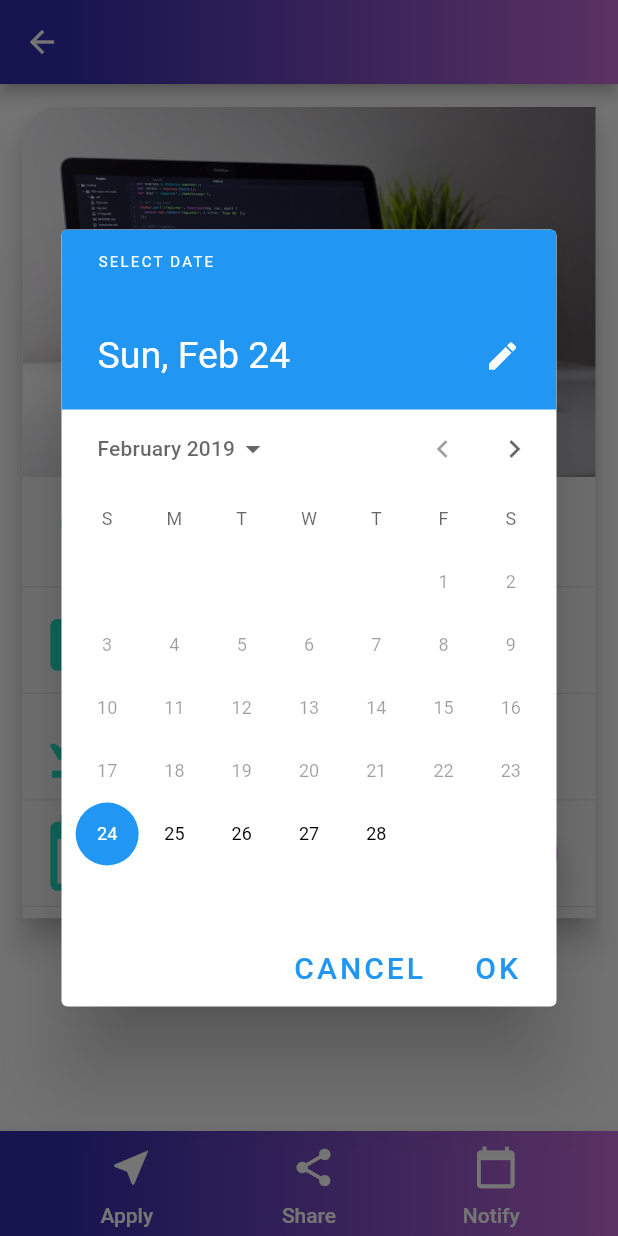
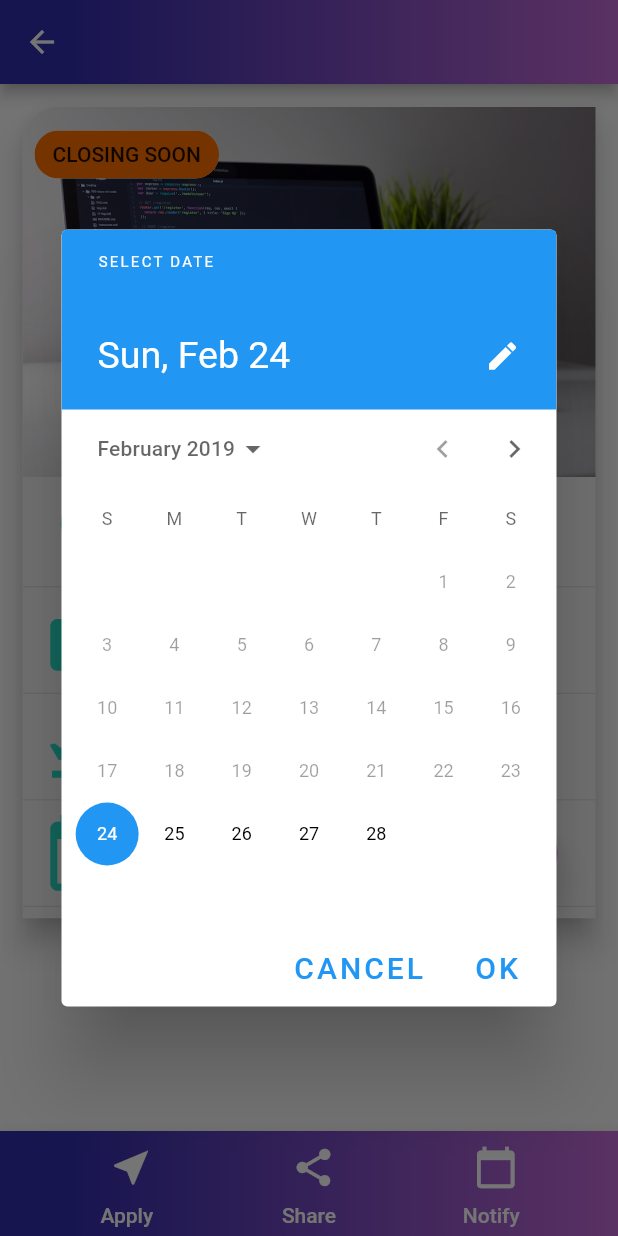
Before and after one commit to cbeardsmore/internStack, a Flutter app: the CompanyWidget screen opened directly with empty values, after a tap on "Add", on a phone screen of 412 x 824 dp. Run offline on Flutter 3.47's test engine with Material 2 defaults, Android fonts, the phone set to English and light mode, and no system bars; drawn by our look-alikes of cached_network_image; our stand-ins replace cloud_firestore, share; accounts and stored records are empty; network calls fail.

Commit message:
STATUS chip shown on company page

```diff
--- a/lib/company_widget.dart
+++ b/lib/company_widget.dart
@@ -5,6 +5,7 @@ import 'widgets/gradient_app_bar.dart';
 import 'widgets/gradient_bottom_app_bar.dart';
 import 'widgets/curver_corner_card.dart';
 import 'widgets/primary_raised_button_container.dart';
+
 import 'models/company.dart';
 import 'services/firestore.dart';
 import 'services/dates.dart';
@@ -27,17 +28,7 @@ class CompanyWidget extends StatelessWidget {
                 margin: EdgeInsets.all(15),
                 child: Column(
                   children: <Widget>[
-                    SizedBox(
-                      child: CachedNetworkImage(
-                          imageUrl: company.image,
-                          placeholder: Image.asset('assets/company_default.jpg',
-                              fit: BoxFit.fitWidth),
-                          errorWidget: Image.asset('assets/company_default.jpg',
-                              fit: BoxFit.fitWidth),
-                          fit: BoxFit.cover),
-                      height: MediaQuery.of(context).size.height * 0.30,
-                      width: MediaQuery.of(context).size.width,
-                    ),
+                    _buildImageStack(context),
                     SizedBox(height: 10),
                     _buildCompanyInfoRow(context, Icons.add_location,
                         company.location, 'LOCATION'),
@@ -58,6 +49,43 @@ class CompanyWidget extends StatelessWidget {
       ),
       bottomNavigationBar:
           BottomAppBar(child: GradientBottomAppBar(url: company.applyLink)),
+    );
+  }
+
+  Widget _buildImageStack(BuildContext context) {
+    return Stack(
+      children: <Widget>[
+        SizedBox(
+          child: CachedNetworkImage(
+              imageUrl: company.image,
+              placeholder: Image.asset('assets/company_default.jpg',
+                  fit: BoxFit.fitWidth),
+              errorWidget: Image.asset('assets/company_default.jpg',
+                  fit: BoxFit.fitWidth),
+              fit: BoxFit.cover),
+          height: MediaQuery.of(context).size.height * 0.30,
+          width: MediaQuery.of(context).size.width,
+        ),
+        _buildChip()
+      ],
+    );
+  }
+
+  Widget _buildChip() {
+    String status = getRoleStatusString(company.closingDate);
+    Map statusColor = Map.from({
+      'OPEN': Colors.lightGreenAccent[400],
+      'CLOSED': Colors.redAccent[400],
+      'CLOSING SOON': Colors.amber[900]
+    });
+
+    return Padding(
+      padding: const EdgeInsets.all(8.0),
+      child: Chip(
+
+        label: Text(status),
+        backgroundColor: statusColor[status],
+      ),
     );
   }
 
--- a/lib/services/dates.dart
+++ b/lib/services/dates.dart
@@ -8,11 +8,12 @@ String formatDate(DateTime date) {
   return DateFormat.yMMMMd("en_US").format(date);
 }
 
-Status getRoleStatus(DateTime closingDate) {
+String getRoleStatusString(DateTime closingDate) {
+  Status status = Status.OPEN;
   if (closingDate == null)
-    return Status.CLOSED;
+    status = Status.CLOSED;
   else if (closingDate.difference(DateTime.now()).inDays < 7)
-    return Status.CLOSING_SOON;
-  else
-    return Status.OPEN;
+    status = Status.CLOSING_SOON;
+
+  return status.toString().split('.').last.replaceAll('_', ' ');
 }
```
